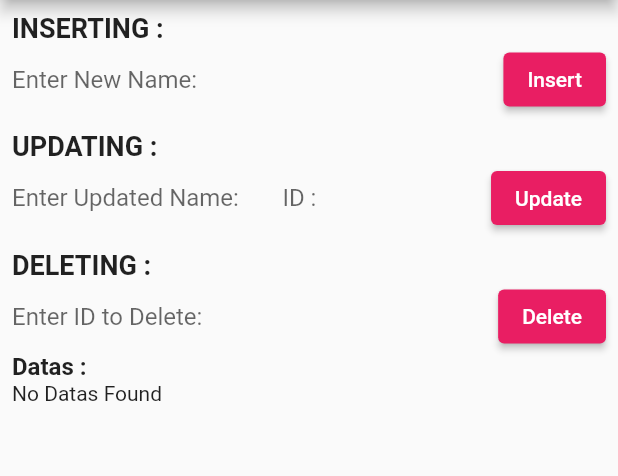
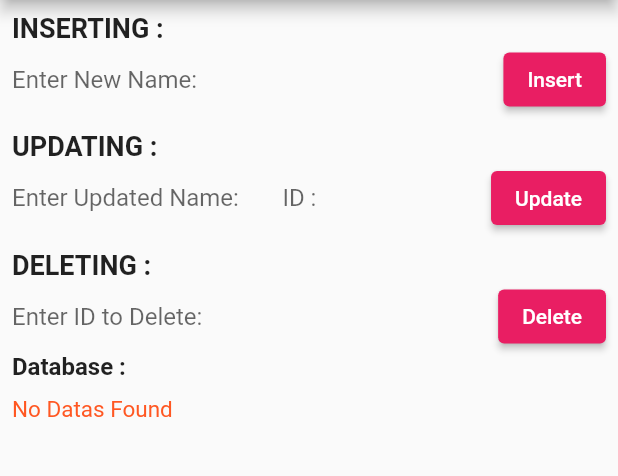
Before and after one commit to jinosh05/sqflite_example, a Flutter app: the screen it shows after launch, on a phone screen of 412 x 824 dp, the part 84-560 px from its top. Run offline on Flutter 3.47's test engine with Material 2 defaults, Android fonts, the phone set to English and light mode, and no system bars; our stand-ins replace sqflite; accounts and stored records are empty.

Commit message:
UI Improvement

```diff
--- a/lib/main.dart
+++ b/lib/main.dart
@@ -67,7 +67,25 @@ class _MyAppState extends State<MyApp> {
               updationRow(context),
               sizedBox,
               headingText('DELETING :'),
-              Form(
+              deletionRow(context),
+              const Text(
+                'Database :',
+                style: TextStyle(
+                  fontWeight: FontWeight.bold,
+                  fontSize: 16,
+                ),
+              ),
+              sizedBox,
+              dataList()
+            ],
+          ),
+        ),
+      ),
+    );
+  }
+
+  Form deletionRow(BuildContext context) {
+    return Form(
       key: _deleteForm,
       child: Row(
         mainAxisAlignment: MainAxisAlignment.spaceBetween,
@@ -101,19 +119,6 @@ class _MyAppState extends State<MyApp> {
                 ),
               ))
         ],
-                ),
-              ),
-              const Text(
-                'Datas :',
-                style: TextStyle(
-                  fontWeight: FontWeight.bold,
-                  fontSize: 16,
-                ),
-              ),
-              dataList()
-            ],
-          ),
-        ),
       ),
     );
   }
@@ -265,8 +270,11 @@ class _MyAppState extends State<MyApp> {
             padding: const EdgeInsets.symmetric(vertical: 5),
             shrinkWrap: true,
             itemBuilder: (BuildContext context, int index) {
-              return Text.rich(
-                TextSpan(text: 'Name: ', children: [
+              return Row(
+                mainAxisAlignment: MainAxisAlignment.spaceBetween,
+                children: [
+                  Text.rich(
+                    TextSpan(text: 'Name : ', children: [
                       TextSpan(
                         text: allDatas[index][DatabaseHelper.columnName],
                         style: const TextStyle(
@@ -274,17 +282,22 @@ class _MyAppState extends State<MyApp> {
                           color: Colors.purple,
                         ),
                       ),
-                  const TextSpan(
-                    text: '\t ID : \t',
+                    ]),
                   ),
+                  Text.rich(
+                    TextSpan(text: '\t ID : \t', children: [
                       TextSpan(
-                    text: allDatas[index][DatabaseHelper.columnId].toString(),
+                        text:
+                            allDatas[index][DatabaseHelper.columnId].toString(),
                         style: const TextStyle(
                           fontSize: 15,
                           color: Colors.green,
                         ),
                       ),
                     ]),
+                  ),
+                  const SizedBox()
+                ],
               );
             },
             separatorBuilder: (BuildContext context, int index) {
@@ -293,6 +306,12 @@ class _MyAppState extends State<MyApp> {
               );
             },
           )
-        : const Text('No Datas Found');
+        : const Text(
+            'No Datas Found',
+            style: TextStyle(
+              fontSize: 15,
+              color: Colors.deepOrange,
+            ),
+          );
   }
 }
```
Lines whose indentation alone changed are shown as unchanged.
